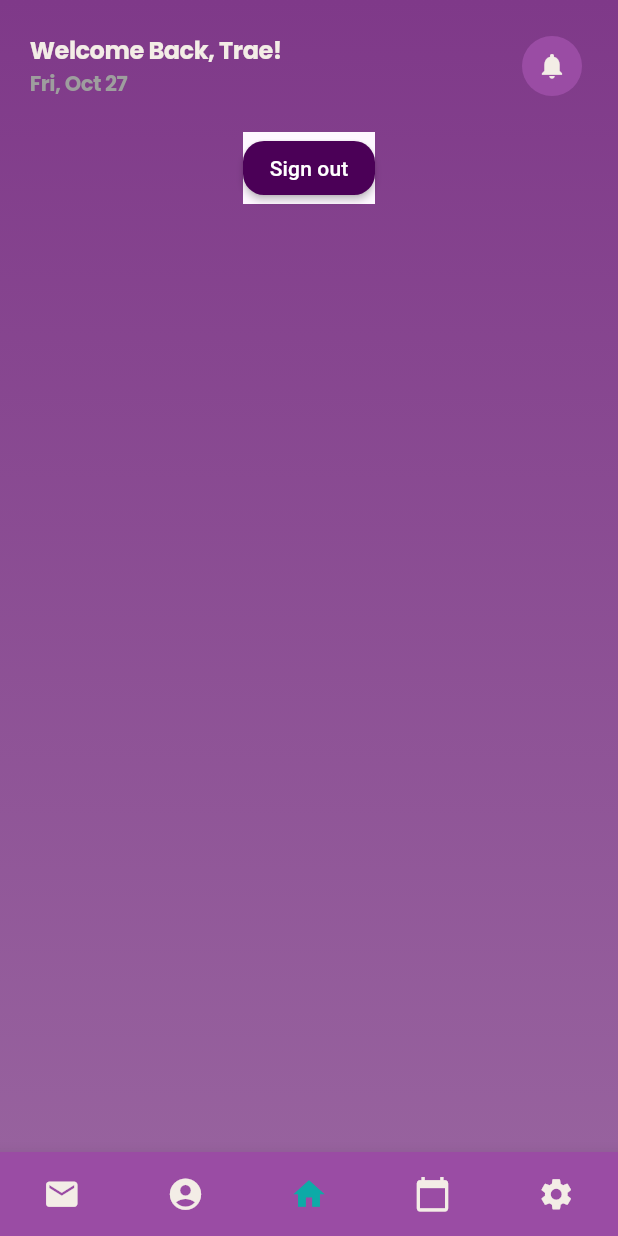
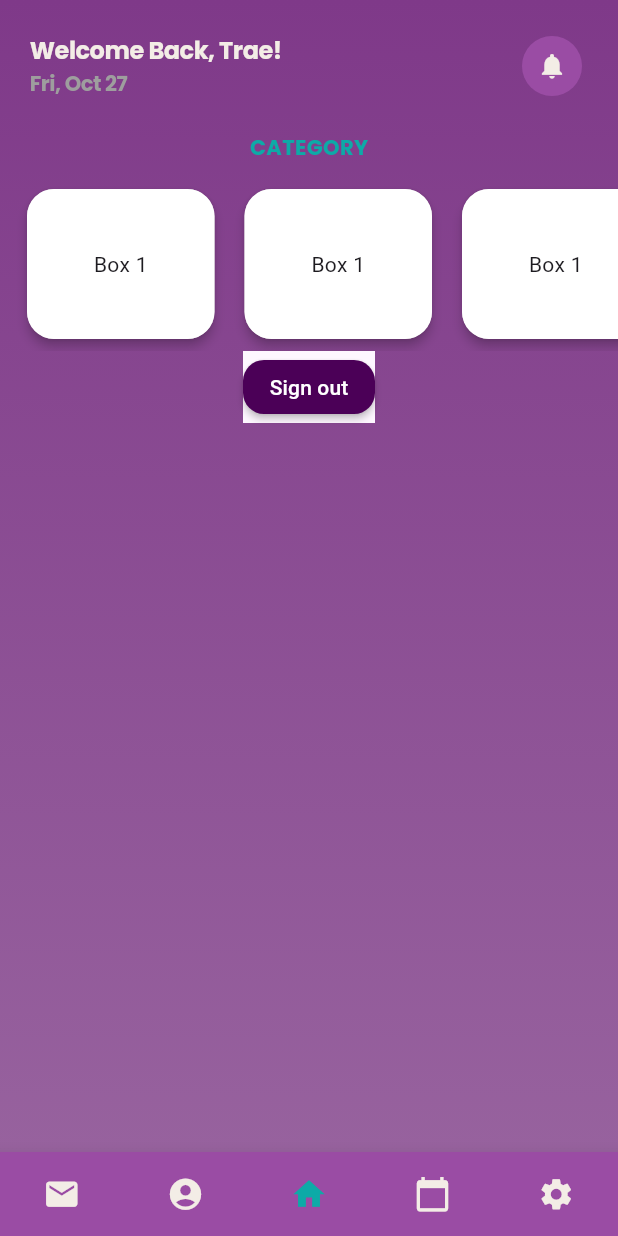
Before and after one commit to illustrae/WeDu_App, a Flutter app: the screen it shows once a user with an empty profile is signed in, on a phone screen of 412 x 824 dp. Run offline on Flutter 3.47's test engine with Material 3 defaults, Android fonts, the phone set to English and light mode, and no system bars; our stand-ins replace firebase_auth, firebase_core; accounts and stored records are empty.

Commit message:
added cards and scroll broke cards to widget

```diff
--- /dev/null
+++ b/lib/components/topcards.dart
@@ -0,0 +1,31 @@
+import 'package:flutter/material.dart';
+
+
+class TopCards extends StatelessWidget {
+  const TopCards({
+    super.key,
+  });
+
+  @override
+  Widget build(BuildContext context) {
+    return Card(
+      shape: RoundedRectangleBorder(
+        borderRadius: BorderRadius.circular(
+            18.0), // Adjust the radius for roundness
+      ),
+      margin: EdgeInsets.only(left: 10.0, right: 10.0, top:10),
+      color: Color.fromARGB(255, 204, 202, 204),
+      elevation: 3,
+      child: Container(
+        height:100,
+        width:125,
+        decoration: BoxDecoration(
+            color: Colors.white,
+            borderRadius: BorderRadius.circular(18)),
+        child: Center(
+          child: Text("Box 1"),
+        ),
+      ),
+    );
+  }
+}
--- a/lib/pages/home_page.dart
+++ b/lib/pages/home_page.dart
@@ -6,14 +6,13 @@ import 'package:login_reg/pages/messages.dart';
 
 class HomePage extends StatefulWidget {
   final int initialHomePageIndex;
-  const HomePage({super.key ,required this.initialHomePageIndex});
+  const HomePage({super.key, required this.initialHomePageIndex});
 
   @override
   State<HomePage> createState() => _HomePageState();
 }
 
 class _HomePageState extends State<HomePage> {
-
   @override
   void initState() {
     super.initState();
--- a/lib/pages/main_home.dart
+++ b/lib/pages/main_home.dart
@@ -1,6 +1,7 @@
 import 'package:firebase_auth/firebase_auth.dart';
 import 'package:flutter/material.dart';
 import 'package:intl/intl.dart';
+import 'package:login_reg/components/topcards.dart';
 
 class MainHome extends StatefulWidget {
   const MainHome({super.key});
@@ -12,7 +13,6 @@ class MainHome extends StatefulWidget {
 class _MainHomeState extends State<MainHome> {
   final user = FirebaseAuth.instance.currentUser;
   final currentDate = DateTime.now();
-
 
   @override
   Widget build(BuildContext context) {
@@ -53,12 +53,11 @@ class _MainHomeState extends State<MainHome> {
                               letterSpacing: -0.3,
                             ),
                           ),
-                          Text("$formattedDate",
-                          style:TextStyle(
+                          Text(formattedDate,
+                              style: const TextStyle(
                                 color: Colors.grey,
                                 fontFamily: "Poppins",
                                 letterSpacing: -0.3,
-
                               ))
                         ],
                       ),
@@ -73,6 +72,32 @@ class _MainHomeState extends State<MainHome> {
                         },
                       ),
                     ],
+                  ),
+                ),
+
+                //this will be a search bar..
+//*******************************************************//
+
+                Text("CATEGORY",
+                style: TextStyle(
+                  fontFamily: "Poppins",
+                  fontSize: 14,
+                  color: Color.fromARGB(255, 13, 170, 167),
+                ),
+                ),
+                const SingleChildScrollView(
+                  scrollDirection: Axis.horizontal,
+                  child: Padding(
+                    padding: EdgeInsets.all(8.0),
+                    child: Row(
+                      mainAxisAlignment: MainAxisAlignment.start,
+                      children: [
+                        TopCards(),
+                        TopCards(),
+                        TopCards(),
+                        TopCards(),
+                      ],
+                    ),
                   ),
                 ),
                 Material(
@@ -93,7 +118,6 @@ class _MainHomeState extends State<MainHome> {
                   ),
                 ),
               ],
-
             ),
           ),
         ),
```
Lines whose indentation alone changed are shown as unchanged.
